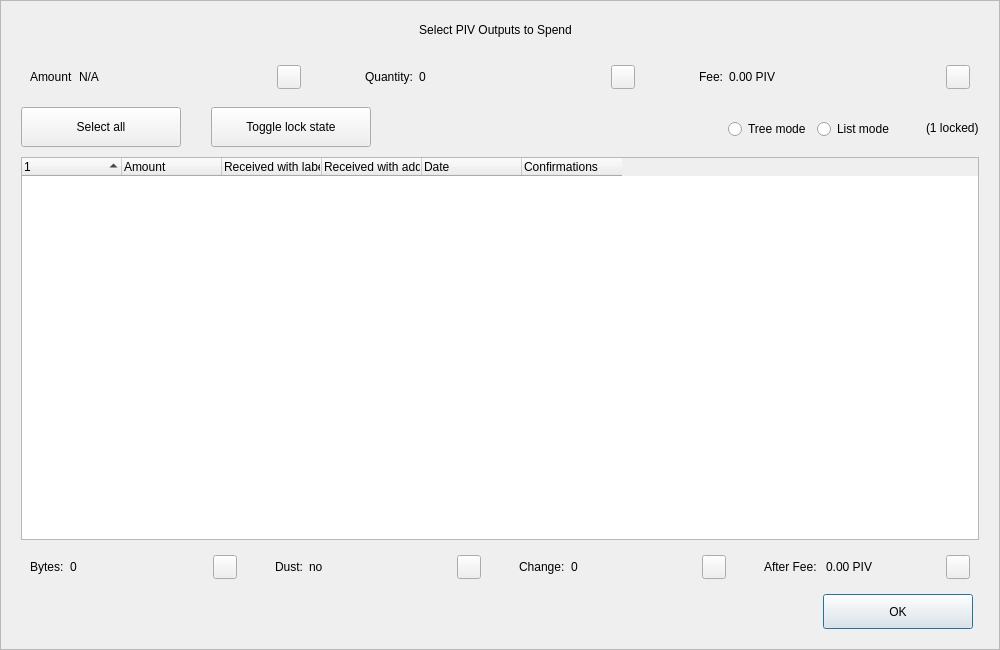
Old version of the form src/qt/forms/coincontroldialog.ui in the repository gtrforworld/pos_coin.
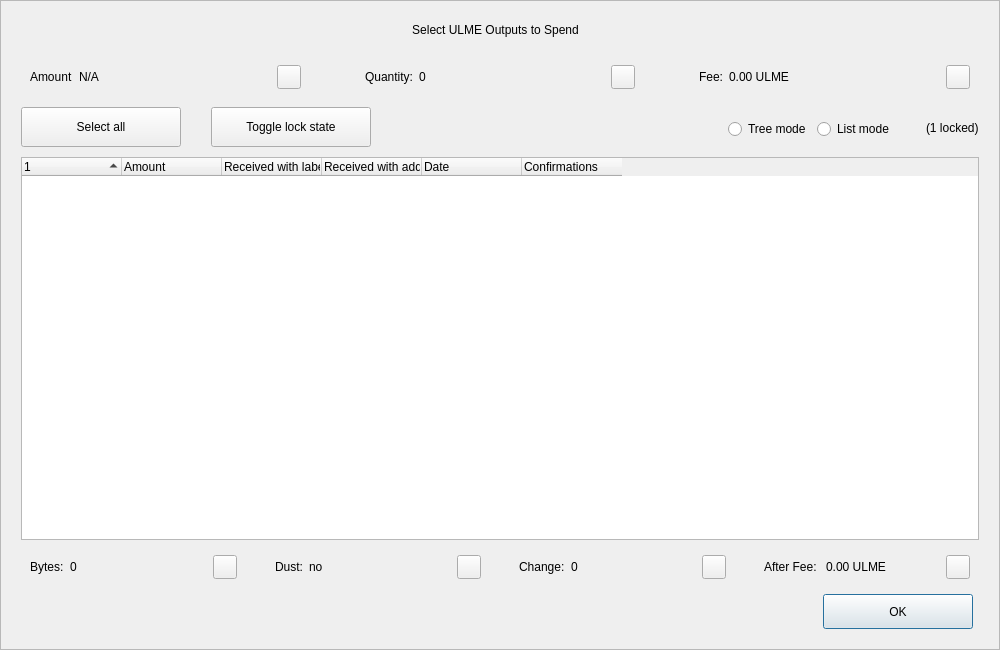
New version of the form. Custom widgets are drawn as their Qt base class.

Patch:
```diff
--- a/src/qt/forms/coincontroldialog.ui
+++ b/src/qt/forms/coincontroldialog.ui
@@ -98,7 +98,7 @@
            </size>
           </property>
           <property name="text">
-           <string>Select PIV Outputs to Spend</string>
+           <string>Select ULME Outputs to Spend</string>
           </property>
           <property name="alignment">
            <set>Qt::AlignCenter</set>
@@ -268,7 +268,7 @@
            <item>
             <widget class="QLabel" name="labelCoinControlFee">
              <property name="text">
-              <string>0.00 PIV</string>
+              <string>0.00 ULME</string>
              </property>
             </widget>
            </item>
@@ -729,7 +729,7 @@
            <item>
             <widget class="QLabel" name="labelCoinControlAfterFee">
              <property name="text">
-              <string>0.00 PIV</string>
+              <string>0.00 ULME</string>
              </property>
             </widget>
            </item>
```
